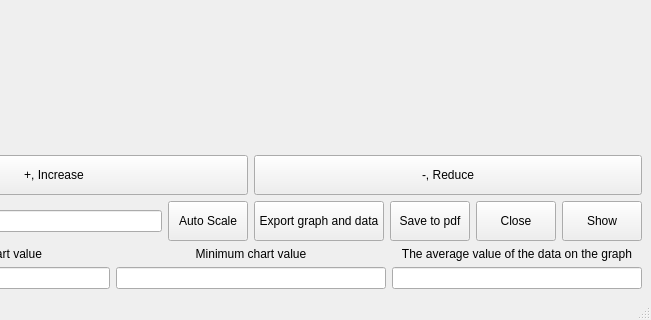
First picture: the form in mainwindow.ui, repository Deniskish/buildGraph_QCustoPlot, before the edit; both pictures show x 149 to 800 and y 280 to 600 of the 800 by 600 pixel window.
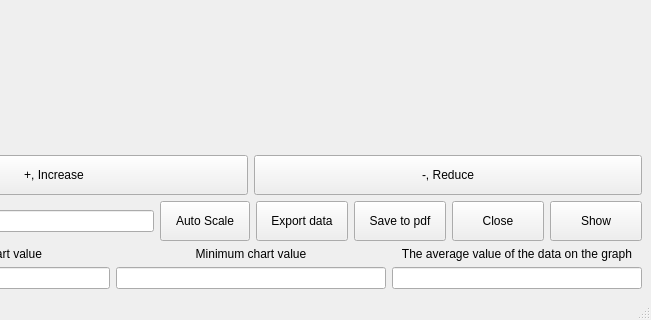
Second picture: the form after the edit. Custom widgets are drawn as their Qt base class.

Commit message: Функция сохранения в график работает

Diff of the .ui file:
```diff
--- a/mainwindow.ui
+++ b/mainwindow.ui
@@ -101,7 +101,7 @@
        <widget class="QPushButton" name="auto_scale">
         <property name="minimumSize">
          <size>
-          <width>0</width>
+          <width>90</width>
           <height>40</height>
          </size>
         </property>
@@ -114,12 +114,12 @@
        <widget class="QPushButton" name="export_graph_and_data">
         <property name="minimumSize">
          <size>
-          <width>130</width>
+          <width>92</width>
           <height>40</height>
          </size>
         </property>
         <property name="text">
-         <string>Export graph and data</string>
+         <string>Export data</string>
         </property>
        </widget>
       </item>
@@ -127,7 +127,7 @@
        <widget class="QPushButton" name="pushButton_4">
         <property name="minimumSize">
          <size>
-          <width>80</width>
+          <width>92</width>
           <height>40</height>
          </size>
         </property>
@@ -143,7 +143,7 @@
         </property>
         <property name="minimumSize">
          <size>
-          <width>80</width>
+          <width>92</width>
           <height>40</height>
          </size>
         </property>
@@ -159,7 +159,7 @@
         </property>
         <property name="minimumSize">
          <size>
-          <width>80</width>
+          <width>92</width>
           <height>40</height>
          </size>
         </property>
```
The commit also changes 2 other files.
